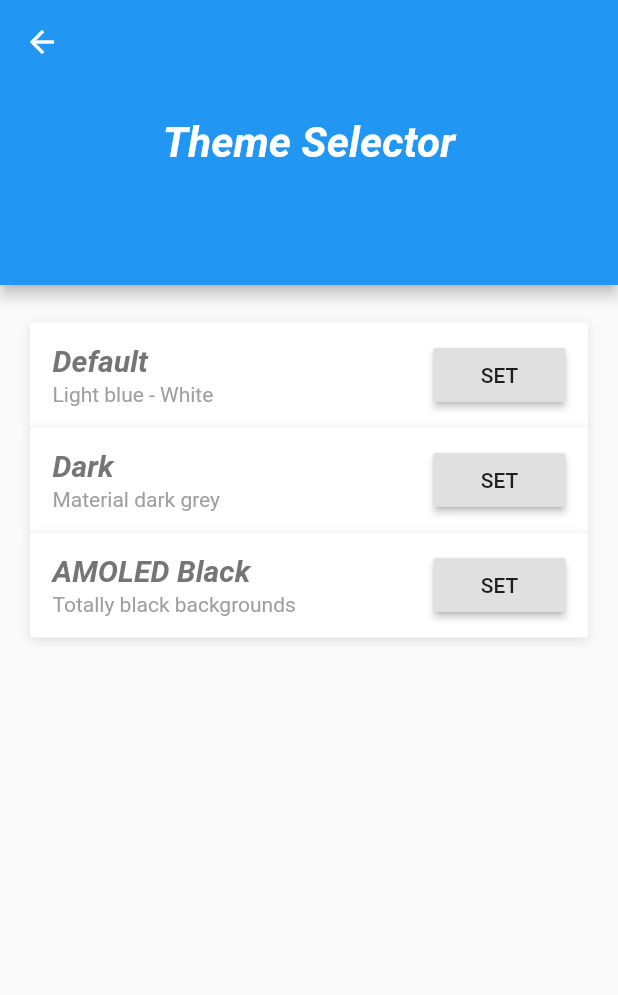
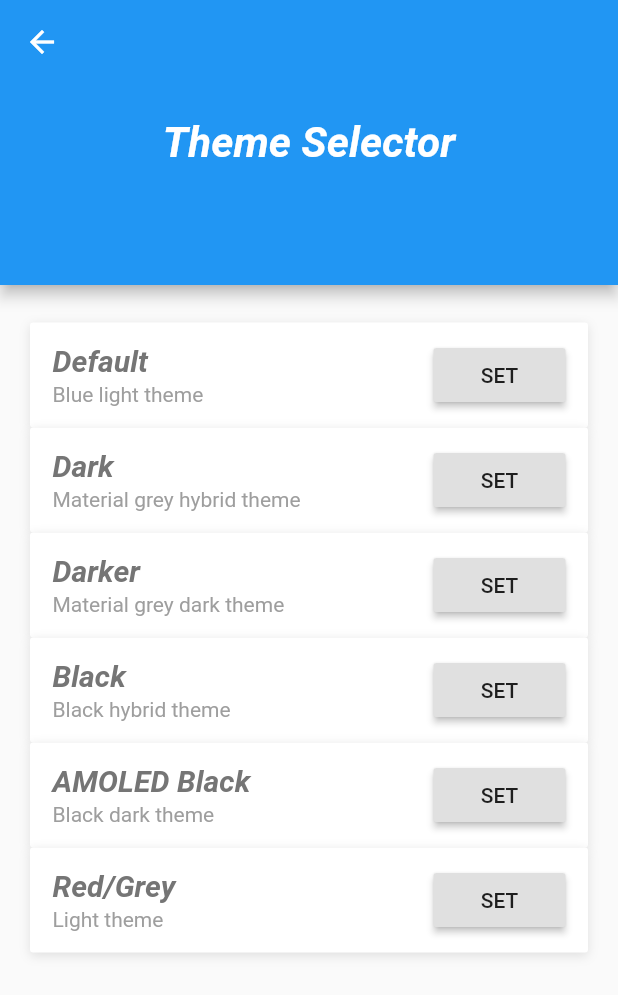
Before and after one commit to sharpsan/kaomoji_flutter, a Flutter app: the screen it shows after launch, after a tap on the "color lens" icon, on a phone screen of 412 x 824 dp. Shown: the top 995 px of the screen. Run offline on Flutter 3.47's test engine with Material 2 defaults, Android fonts, the phone set to English and light mode, and no system bars; our stand-ins replace shared_preferences; missing offline and left inert: clipboard_manager.

Commit message:
add themes

```diff
--- a/lib/constants/constants.dart
+++ b/lib/constants/constants.dart
@@ -1,3 +1,2 @@
-import 'package:flutter/material.dart';
 
 const kCardBorderRadius = 2.0;
--- a/lib/constants/theme_ids.dart
+++ b/lib/constants/theme_ids.dart
@@ -1,5 +1,9 @@
-class ThemeIds {
-  static const int DEFAULT_THEME = 0;
-  static const int DARK_THEME = 1;
-  static const int AMOLED_BLACK_THEME = 2;
+enum ThemeIds {
+  DEFAULT,
+  //LIGHT,
+  DARK,
+  DARKER,
+  BLACK,
+  AMOLED_BLACK,
+  RED_GREY,
 }
--- a/lib/main.dart
+++ b/lib/main.dart
@@ -29,7 +29,7 @@ class _MyAppState extends State<MyApp> {
     //await Future.delayed(Duration(seconds: 3));
     ThemeHelper themeHelper = new ThemeHelper(context: context);
     SharedPreferences prefs = await SharedPreferences.getInstance();
-    int themeIdInt = (prefs.getInt('theme') ?? ThemeIds.DEFAULT_THEME);
+    int themeIdInt = (prefs.getInt('theme') ?? ThemeIds.DEFAULT);
     ThemeData theme = themeHelper.getThemeById(themeIdInt);
     return theme;
   }
--- a/lib/models/theme_entry.dart
+++ b/lib/models/theme_entry.dart
@@ -2,7 +2,7 @@ import 'package:flutter/foundation.dart';
 import 'package:kaomoji_flutter/constants/theme_ids.dart';
 
 class ThemeEntry {
-  final int id;
+  final ThemeIds id;
   final String name;
   final String description;
 
--- a/lib/screens/theme_selector_screen.dart
+++ b/lib/screens/theme_selector_screen.dart
@@ -7,9 +7,13 @@ import 'package:shared_preferences/shared_preferences.dart';
 
 
 const themeEntries = [
-  const ThemeEntry(id: ThemeIds.DEFAULT_THEME, name: 'Default', description: 'Light blue - White'),
-  const ThemeEntry(id: ThemeIds.AMOLED_BLACK_THEME, name: 'Dark', description: 'Material dark grey'),
-  const ThemeEntry(id: ThemeIds.AMOLED_BLACK_THEME, name: 'AMOLED Black', description: 'Totally black backgrounds'),
+  const ThemeEntry(id: ThemeIds.DEFAULT, name: 'Default', description: 'Blue light theme'),
+  //const ThemeEntry(id: ThemeIds.LIGHT, name: 'Light', description: 'White light theme'),
+  const ThemeEntry(id: ThemeIds.DARK, name: 'Dark', description: 'Material grey hybrid theme'),
+  const ThemeEntry(id: ThemeIds.DARKER, name: 'Darker', description: 'Material grey dark theme'),
+  const ThemeEntry(id: ThemeIds.BLACK, name: 'Black', description: 'Black hybrid theme'),
+  const ThemeEntry(id: ThemeIds.BLACK, name: "AMOLED Black", description: "Black dark theme"),
+  const ThemeEntry(id: ThemeIds.RED_GREY, name: "Red/Grey", description: "Light theme"),
 ];
 
 class ThemeSelectorScreen extends StatefulWidget {
@@ -58,9 +62,9 @@ class _ThemeSelectorScreenState extends State<ThemeSelectorScreen> {
             ),
           ),
           // themes
-          ListView.builder(
+          Expanded(
+            child: ListView.builder(
               itemCount: themeEntries.length,
-            shrinkWrap: true,
               padding: EdgeInsets.symmetric(
                 vertical: 25.0,
                 horizontal: 20.0,
@@ -119,6 +123,7 @@ class _ThemeSelectorScreenState extends State<ThemeSelectorScreen> {
                 );
               },
             ),
+          ),
         ],
       ),
     );
--- a/lib/utilities/theme_helper.dart
+++ b/lib/utilities/theme_helper.dart
@@ -7,13 +7,22 @@ class ThemeHelper {
   ThemeHelper({this.context});
 
   ThemeData getThemeById(int themeId) {
-    switch(themeId) {
-      case ThemeIds.DEFAULT_THEME:
+    ThemeIds themeIdEnum = ThemeIds.values[themeId];
+    switch(themeIdEnum) {
+      case ThemeIds.DEFAULT:
         return getDefaultTheme();
-      case ThemeIds.DARK_THEME:
+//      case ThemeIds.LIGHT:
+//        return getLightTheme();
+      case ThemeIds.DARK:
         return getDarkTheme();
-      case ThemeIds.AMOLED_BLACK_THEME:
-       return getAmoledTheme();
+      case ThemeIds.DARKER:
+        return getDarkerTheme();
+      case ThemeIds.BLACK:
+       return getBlackTheme();
+      case ThemeIds.AMOLED_BLACK:
+        return getAmoledBlackTheme();
+      case ThemeIds.RED_GREY:
+        return getRedGreytheme();
       default:
         return getDefaultTheme();
     }
@@ -25,18 +34,47 @@ class ThemeHelper {
     );
   }
 
+  ThemeData getLightTheme() {
+    return ThemeData(
+      primaryColor: Colors.white,
+    );
+  }
+
   ThemeData getDarkTheme() {
-    return ThemeData.dark().copyWith(
-      accentColor: Colors.blue,
+    return ThemeData(
+      primaryColor: Color(0xFF222222),
       indicatorColor: Colors.blue,
     );
   }
 
-  ThemeData getAmoledTheme() {
+  ThemeData getDarkerTheme() {
+    return ThemeData.dark().copyWith(
+      accentColor: Colors.white,
+      indicatorColor: Colors.white,
+    );
+  }
+
+  ThemeData getBlackTheme() {
     return ThemeData(
       primaryColor: Colors.black,
       accentColor: Colors.blue,
     );
   }
 
+  ThemeData getAmoledBlackTheme() {
+    return ThemeData.dark().copyWith(
+      primaryColor: Colors.black,
+      accentColor: Colors.white,
+      indicatorColor: Colors.white,
+      cardColor: Colors.black,
+    );
+  }
+
+  ThemeData getRedGreytheme() {
+    return ThemeData(
+      primaryColor: Colors.grey.shade600,
+      accentColor: Colors.red,
+    );
+  }
+
 }
```
Also changed, not shown: lib/constants/emojis.dart (line endings or trailing spaces). Lines whose indentation alone changed are shown as unchanged.
